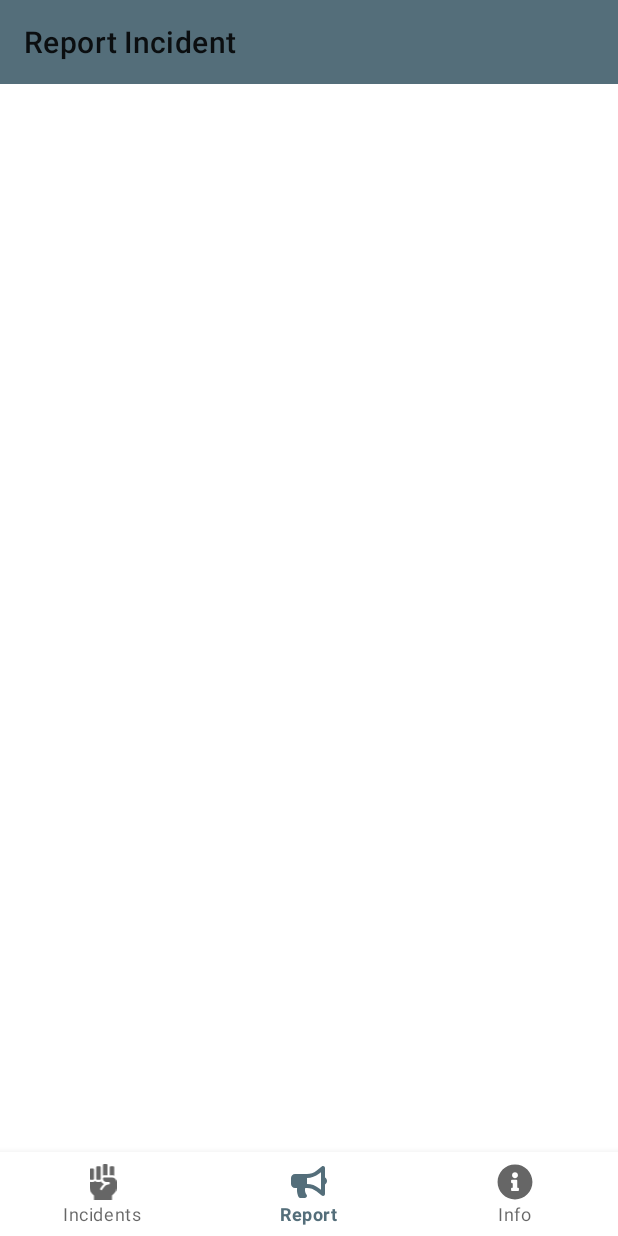
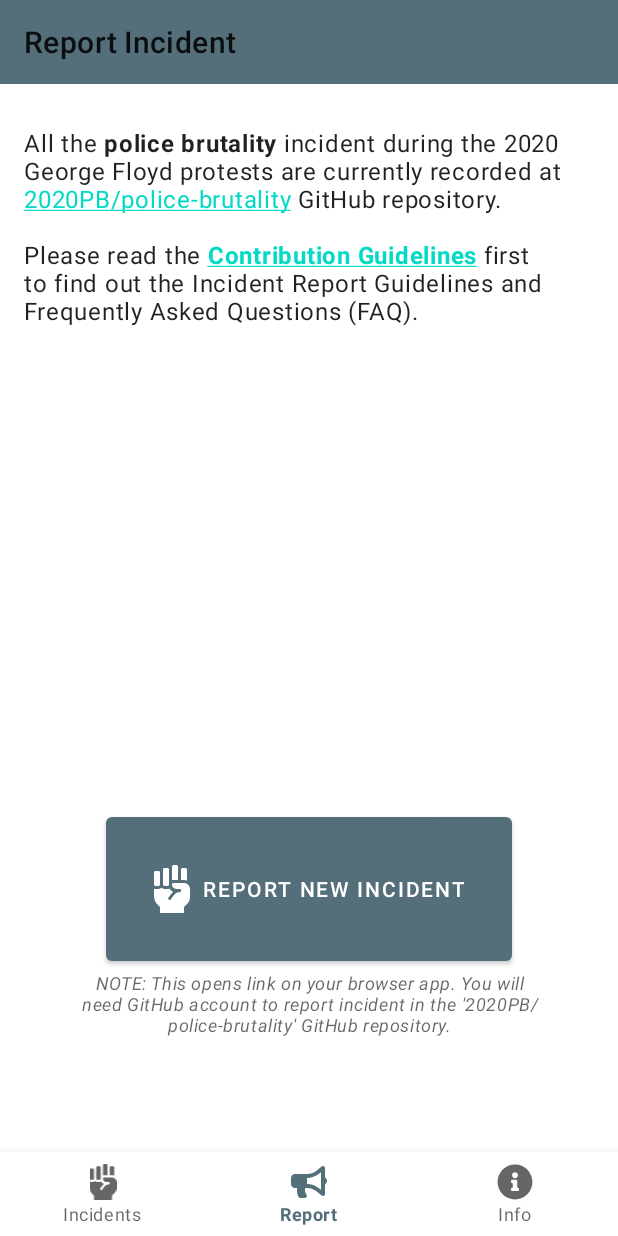
Before and after one commit to hossain-khan/android-police-brutality-incidents, an Android app: the NewReportFragment screen opened through its navigation route, on a phone screen of 412 x 824 dp. Run offline under Robolectric (Android 15) with nearby library versions, the phone set to English and light mode, and no system bars; our stand-ins replace Dagger/Hilt's generated code, Room's generated code, Timber, data binding, navigation-ui.

Commit message:
[ADDED] Link handling for new report request

````diff
--- a/android-app/app/src/main/java/com/blacklivesmatter/policebrutality/config/Constants.kt
+++ b/android-app/app/src/main/java/com/blacklivesmatter/policebrutality/config/Constants.kt
@@ -10,3 +10,9 @@ const val DATABASE_NAME = "incidents-db"
  * Fallback data file
  */
 const val INCIDENT_DATA_FILENAME = "all_locations_fallback.json"
+
+/**
+ * NOTE: URL taken from https://github.com/2020PB/police-brutality/blob/master/README.md on June 8th, 2020
+ */
+const val REPORT_INCIDENT_WEB_URL =
+    "https://github.com/2020PB/police-brutality/issues/new?assignees=&labels=Incident+report&template=incident-report.md&title=Incident+in+CITY%2C+STATE"
--- /dev/null
+++ b/android-app/app/src/main/java/com/blacklivesmatter/policebrutality/ui/extensions/LiveEvent.kt
@@ -0,0 +1,97 @@
+package com.blacklivesmatter.policebrutality.ui.extensions
+
+/**
+ * Copyright 2019 Hadi Lashkari Ghouchani
+
+ * Licensed under the Apache License, Version 2.0 (the "License");
+ * you may not use this file except in compliance with the License.
+ * You may obtain a copy of the License at
+
+ * http://www.apache.org/licenses/LICENSE-2.0
+
+ * Unless required by applicable law or agreed to in writing, software
+ * distributed under the License is distributed on an "AS IS" BASIS,
+ * WITHOUT WARRANTIES OR CONDITIONS OF ANY KIND, either express or implied.
+ * See the License for the specific language governing permissions and
+ * limitations under the License.
+ */
+
+import androidx.annotation.MainThread
+import androidx.collection.ArraySet
+import androidx.lifecycle.LifecycleOwner
+import androidx.lifecycle.MediatorLiveData
+import androidx.lifecycle.Observer
+
+/**
+ * Single event live data that is intended to be used only once. For example SnackBar, Navigation and other events.
+ * Once event is emitted, it won't be emitted again if activity is restarted.
+ *
+ * Usage:
+ *
+ * ```
+ * viewModel.singleEventData.observe(this, Observer { eventData ->
+ *      // Use the event data to navigate to screen or show single toast/snackbar message
+ * });
+ * ```
+ *
+ * Source:
+ * - https://raw.githubusercontent.com/hadilq/LiveEvent/master/lib/src/main/java/com/hadilq/liveevent/LiveEvent.kt
+ *
+ * References:
+ * - https://link.medium.com/qjuB2VGnoV (SingleLiveEvent)
+ * - https://proandroiddev.com/livedata-with-single-events-2395dea972a8
+ */
+class LiveEvent<T> constructor() : MediatorLiveData<T>() {
+
+    constructor(initialValue: T) : this() {
+        this.value = initialValue
+    }
+
+    private val observers = ArraySet<ObserverWrapper<in T>>()
+
+    @MainThread
+    override fun observe(owner: LifecycleOwner, observer: Observer<in T>) {
+        val wrapper = ObserverWrapper(observer)
+        observers.add(wrapper)
+        super.observe(owner, wrapper)
+    }
+
+    @MainThread
+    override fun removeObserver(observer: Observer<in T>) {
+        if (observers.remove(observer)) {
+            super.removeObserver(observer)
+            return
+        }
+        val iterator = observers.iterator()
+        while (iterator.hasNext()) {
+            val wrapper = iterator.next()
+            if (wrapper.observer == observer) {
+                iterator.remove()
+                super.removeObserver(wrapper)
+                break
+            }
+        }
+    }
+
+    @MainThread
+    override fun setValue(t: T?) {
+        observers.forEach { it.newValue() }
+        super.setValue(t)
+    }
+
+    private class ObserverWrapper<T>(val observer: Observer<T>) : Observer<T> {
+
+        private var pending = false
+
+        override fun onChanged(t: T?) {
+            if (pending) {
+                pending = false
+                observer.onChanged(t)
+            }
+        }
+
+        fun newValue() {
+            pending = true
+        }
+    }
+}
--- /dev/null
+++ b/android-app/app/src/main/java/com/blacklivesmatter/policebrutality/ui/extensions/LiveEventExtensions.kt
@@ -0,0 +1,17 @@
+package com.blacklivesmatter.policebrutality.ui.extensions
+
+import androidx.lifecycle.LifecycleOwner
+import androidx.lifecycle.LiveData
+import androidx.lifecycle.Observer
+
+/**
+ * Allows shorter syntax when observing with functions in Kotlin.
+ *
+ * For example:
+ * ```kotlin
+ * viewModel.liveDataVar.observeKotlin(viewLifecycleOwner) { data -> Timber.d("Got $data") }
+ * ```
+ */
+inline fun <T> LiveData<T>.observeKotlin(owner: LifecycleOwner, crossinline onChanged: (T) -> Unit) {
+    this.observe(owner, Observer { data -> onChanged(data) })
+}
--- a/android-app/app/src/main/java/com/blacklivesmatter/policebrutality/ui/newreport/NewReportFragment.kt
+++ b/android-app/app/src/main/java/com/blacklivesmatter/policebrutality/ui/newreport/NewReportFragment.kt
@@ -1,12 +1,19 @@
 package com.blacklivesmatter.policebrutality.ui.newreport
 
 import android.os.Bundle
+import android.text.method.LinkMovementMethod
 import android.view.LayoutInflater
 import android.view.View
 import android.view.ViewGroup
+import androidx.core.text.HtmlCompat
 import androidx.fragment.app.viewModels
 import androidx.lifecycle.ViewModelProvider
+import com.blacklivesmatter.policebrutality.R
 import com.blacklivesmatter.policebrutality.databinding.FragmentNewReportBinding
+import com.blacklivesmatter.policebrutality.ui.extensions.observeKotlin
+import com.blacklivesmatter.policebrutality.ui.util.IntentBuilder
+import com.google.android.material.snackbar.Snackbar
+import com.google.android.material.textview.MaterialTextView
 import dagger.android.support.DaggerFragment
 import javax.inject.Inject
 
@@ -25,4 +32,31 @@ class NewReportFragment : DaggerFragment() {
 
         return viewDataBinding.root
     }
+
+    override fun onActivityCreated(savedInstanceState: Bundle?) {
+        super.onActivityCreated(savedInstanceState)
+
+        bindGuideText(viewDataBinding.content.incidentReportGuideText)
+
+        viewModel.openReportIncidentUrl.observeKotlin(viewLifecycleOwner) { reportUrl ->
+            val webUrlOpenIntent = IntentBuilder.build(requireContext(), reportUrl)
+
+            if (webUrlOpenIntent != null) {
+                startActivity(webUrlOpenIntent)
+            } else {
+                Snackbar
+                    .make(viewDataBinding.root, R.string.unable_to_load_report_incident_url, Snackbar.LENGTH_LONG)
+                    .show()
+            }
+        }
+    }
+
+    private fun bindGuideText(textView: MaterialTextView) {
+        val message = HtmlCompat.fromHtml(
+            resources.getText(R.string.report_new_incident_guideline_text) as String,
+            HtmlCompat.FROM_HTML_MODE_LEGACY
+        )
+        textView.movementMethod = LinkMovementMethod.getInstance()
+        textView.text = message
+    }
 }
--- a/android-app/app/src/main/java/com/blacklivesmatter/policebrutality/ui/newreport/NewReportViewModel.kt
+++ b/android-app/app/src/main/java/com/blacklivesmatter/policebrutality/ui/newreport/NewReportViewModel.kt
@@ -1,14 +1,16 @@
 package com.blacklivesmatter.policebrutality.ui.newreport
 
 import androidx.lifecycle.LiveData
-import androidx.lifecycle.MutableLiveData
 import androidx.lifecycle.ViewModel
+import com.blacklivesmatter.policebrutality.config.REPORT_INCIDENT_WEB_URL
+import com.blacklivesmatter.policebrutality.ui.extensions.LiveEvent
 import javax.inject.Inject
 
 class NewReportViewModel @Inject constructor() : ViewModel() {
+    private val _openReportIncidentUrl = LiveEvent<String>()
+    val openReportIncidentUrl: LiveData<String> = _openReportIncidentUrl
 
-    private val _text = MutableLiveData<String>().apply {
-        value = "This report new incident Fragment"
+    fun onReportIncidentClicked() {
+        _openReportIncidentUrl.value = REPORT_INCIDENT_WEB_URL
     }
-    val text: LiveData<String> = _text
 }
--- a/android-app/app/src/main/res/layout/fragment_new_report_content.xml
+++ b/android-app/app/src/main/res/layout/fragment_new_report_content.xml
@@ -4,7 +4,8 @@
     Content for make new report screen.
 -->
 <layout xmlns:android="http://schemas.android.com/apk/res/android"
-    xmlns:app="http://schemas.android.com/apk/res-auto">
+    xmlns:app="http://schemas.android.com/apk/res-auto"
+    xmlns:tools="http://schemas.android.com/tools">
 
     <data>
 
@@ -18,7 +19,9 @@
 
     <androidx.constraintlayout.widget.ConstraintLayout
         android:layout_width="match_parent"
-        android:layout_height="match_parent">
+        android:layout_height="match_parent"
+        android:layout_marginTop="@dimen/activity_vertical_margin"
+        tools:showIn="@layout/fragment_new_report">
 
         <androidx.constraintlayout.widget.Guideline
             android:id="@+id/guideline_start"
@@ -34,5 +37,45 @@
             android:orientation="vertical"
             app:layout_constraintGuide_end="@dimen/activity_horizontal_margin" />
 
+        <com.google.android.material.textview.MaterialTextView
+            android:id="@+id/incident_report_guide_text"
+            style="?textAppearanceBody1"
+            android:layout_width="0dp"
+            android:layout_height="wrap_content"
+            android:layout_marginTop="@dimen/view_spacing_large"
+            android:text="@string/report_new_incident_guideline_text"
+            android:textAlignment="textStart"
+            app:layout_constraintEnd_toEndOf="@id/guideline_end"
+            app:layout_constraintStart_toStartOf="@id/guideline_start"
+            app:layout_constraintTop_toTopOf="parent" />
+
+
+        <com.google.android.material.button.MaterialButton
+            android:id="@+id/report_incident_button"
+            android:layout_width="wrap_content"
+            android:layout_height="wrap_content"
+            android:onClick="@{() -> viewModel.onReportIncidentClicked()}"
+            android:padding="@dimen/view_spacing_xxlarge"
+            android:text="@string/button_cta_report_new_incident"
+            app:icon="@drawable/ic_fist_raised"
+            app:layout_constraintBottom_toBottomOf="parent"
+            app:layout_constraintEnd_toStartOf="@+id/guideline_end"
+            app:layout_constraintStart_toStartOf="@+id/guideline_start"
+            app:layout_constraintTop_toBottomOf="@+id/incident_report_guide_text"
+            app:layout_constraintVertical_bias="0.7" />
+
+        <TextView
+            style="?textAppearanceCaption"
+            android:layout_width="0dp"
+            android:layout_height="wrap_content"
+            android:layout_marginStart="@dimen/view_spacing_larger"
+            android:layout_marginEnd="@dimen/view_spacing_larger"
+            android:text="@string/message_report_incident_external_link_info"
+            android:textAlignment="center"
+            android:textStyle="italic"
+            app:layout_constraintEnd_toStartOf="@+id/guideline_end"
+            app:layout_constraintStart_toStartOf="@+id/guideline_start"
+            app:layout_constraintTop_toBottomOf="@id/report_incident_button" />
+
     </androidx.constraintlayout.widget.ConstraintLayout>
 </layout>
--- a/android-app/app/src/main/res/values/strings.xml
+++ b/android-app/app/src/main/res/values/strings.xml
@@ -15,14 +15,18 @@
 
     <!-- Use messages - info, success, error etc -->
     <string name="message_hashtag_copied_to_clipboard">The %s hash tag has been copied to your clipboard.</string>
+    <string name="unable_to_load_url">Unable to load selected URL due to internal issue. Try different external URLs.</string>
+    <string name="unable_to_load_report_incident_url">Unable to load report incident from app. Visit original GitHub repository to report incident. See \"More Info\" section for additional resources.</string>
 
     <!-- Content description for accessibility -->
     <string name="content_description_fist_icon">Justice for George Floyd protest fist image icon</string>
     <string name="content_description_george_floyd_graffiti_image">george floyd graffiti</string>
 
+    <!-- Labels, Button CTA and so on -->
+    <string name="external_links_label">External links on this incident</string>
+    <string name="button_cta_report_new_incident">Report New Incident</string>
+
     <!-- Other string resrouces -->
-    <string name="external_links_label">External links on this incident</string>
-    <string name="unable_to_load_url">Unable to load selected URL due to internal issue. Try different external URLs.</string>
     <string name="total_reported_incident_for_location">Total %d reported incidents.</string>
     <string name="hash_tags_for_blacklivesmatter">#BlackLivesMatter\n#JusticeForGeorgeFloyd\n#PoliceBrutality</string>
     <string name="incident_source_background"><![CDATA[All the reported incidents are part of initiative taken by subreddit \"r/2020PoliceBrutality\" found at www.reddit.com/r/2020PoliceBrutality \n\nThis subreddit exists to document the violence committed by law enforcement on peaceful protesters during the protests & riots of 2020 following the murder of George Floyd. \n\nThese incidents are documented on Github at github.com/2020PB/police-brutality with further information. If you would like to contribute to this repository, please check the contribution guide at the repository.]]></string>
@@ -30,4 +34,18 @@
     <string name="hash_tag_blacklivesmatter_short" translatable="false">#BLM</string>
     <string name="hash_tag_justiceforgeorgefloyd" translatable="false">#JusticeForGeorgeFloyd</string>
     <string name="hash_tag_policebrutality" translatable="false">#PoliceBrutality</string>
+
+    <!--
+        Using HTML content to provide rich description for the
+        References:
+        - https://developer.android.com/reference/android/text/Html
+        - https://commonsware.com/blog/Android/2010/05/26/html-tags-supported-by-textview.html
+    -->
+    <string name="report_new_incident_guideline_text"><![CDATA[<p>All the <b>police brutality</b> incident during the 2020 George Floyd protests
+    are currently recorded at <a href=\"https://github.com/2020PB/police-brutality\">2020PB/police-brutality</a> GitHub repository.<p>
+
+    <p>Please read the <a href="https://github.com/2020PB/police-brutality/blob/master/CONTRIBUTING.md"><b>Contribution Guidelines</b></a>
+    first to find out the Incident Report Guidelines and Frequently Asked Questions (FAQ).</p>]]></string>
+
+    <string name="message_report_incident_external_link_info">NOTE: This opens link on your browser app. You will need GitHub account to report incident in the \'2020PB/police-brutality\' GitHub repository.</string>
 </resources>
````
